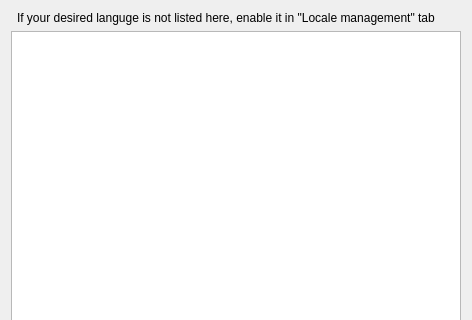
The window that choosedialog.ui (dolphinoracle/mx-locale) describes before a commit, drawn with Qt 5; both pictures show x 0 to 472 and y 0 to 320 of the 472 by 533 pixel window.
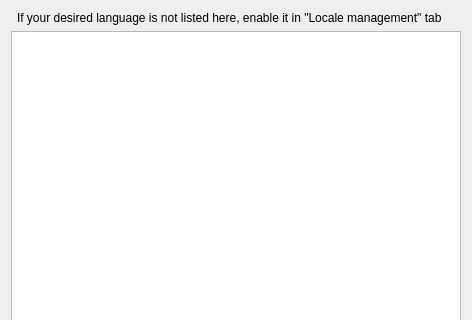
The same window after the commit.

Patch:
```diff
--- a/choosedialog.ui
+++ b/choosedialog.ui
@@ -55,7 +55,7 @@
    <item row="0" column="1" colspan="2">
     <widget class="QLabel" name="label">
      <property name="text">
-      <string>If your desired languge is not listed here, enable it in &quot;Locale management&quot; tab</string>
+      <string>If your desired language is not listed here, enable it in &quot;Locale management&quot; tab</string>
      </property>
     </widget>
    </item>
```
